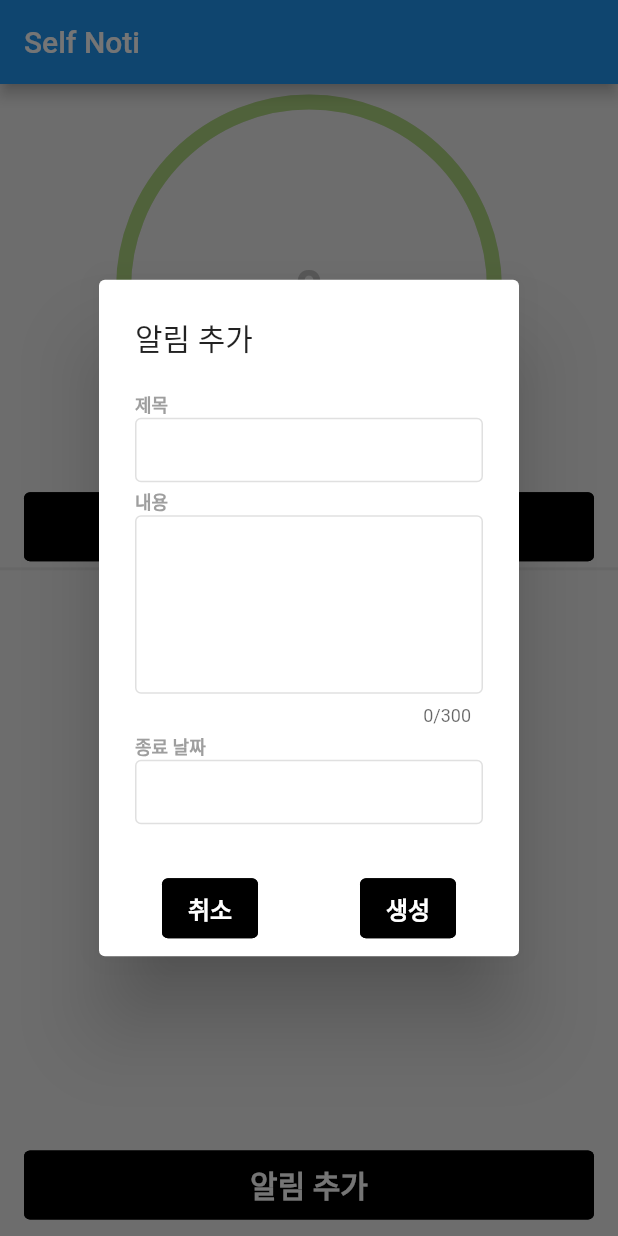
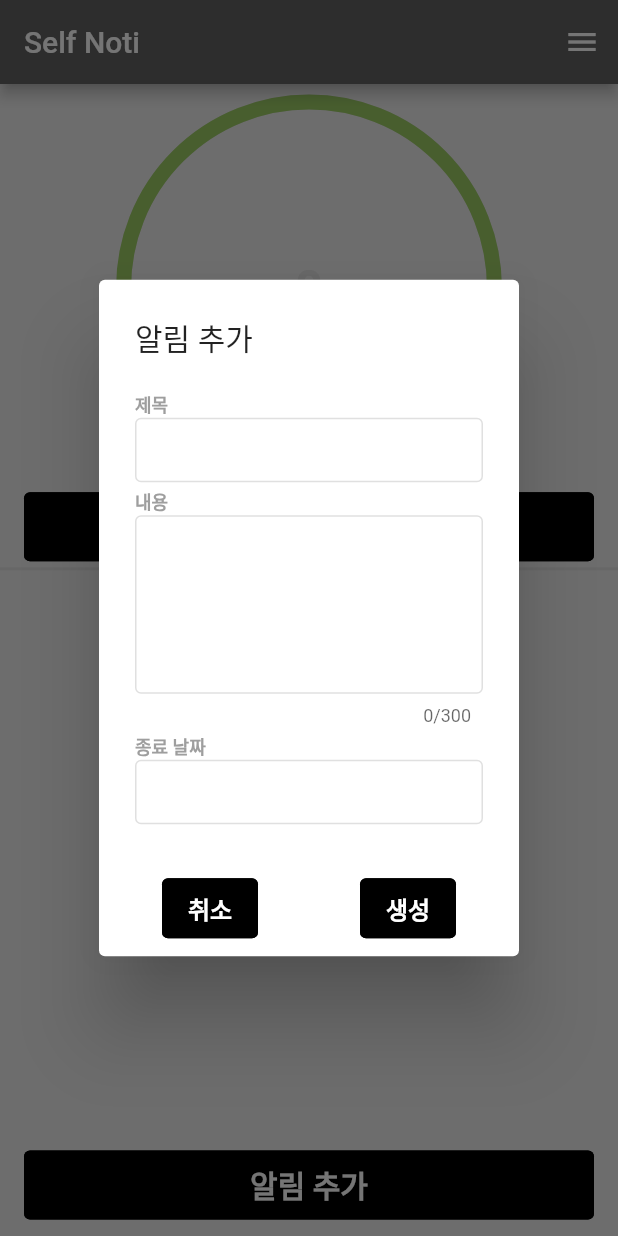
Before and after one commit to Raonshi/self_noti, a Flutter app: the screen it shows after launch, after a tap on "알림 추가", on a phone screen of 412 x 824 dp. Run offline on Flutter 3.47's test engine with Material 2 defaults, Android fonts, the light colour scheme and no system bars; drawn by our look-alikes of circular_countdown_timer; our stand-ins replace freezed_annotation, shared_preferences.

Commit message:
store notification data to local storage

```diff
--- a/lib/data/notification_item/notification_item_model.dart
+++ b/lib/data/notification_item/notification_item_model.dart
@@ -5,16 +5,16 @@ part 'notification_item_model.freezed.dart';
 part 'notification_item_model.g.dart';
 
 @freezed
-class NotificationItem with _$NotificationItem {
-  const factory NotificationItem({
+class NotificationItemModel with _$NotificationItemModel {
+  const factory NotificationItemModel({
     String? uid,
     String? title,
     String? content,
     DateTime? createdAt,
     DateTime? updatedAt,
     DateTime? expiredAt,
-  }) = _NotificationItem;
+  }) = _NotificationItemModel;
 
-  factory NotificationItem.fromJson(Map<String, Object?> json)
-  => _$NotificationItemFromJson(json);
+  factory NotificationItemModel.fromJson(Map<String, Object?> json)
+  => _$NotificationItemModelFromJson(json);
 }
--- a/lib/main.dart
+++ b/lib/main.dart
@@ -1,6 +1,7 @@
 import 'package:flutter/material.dart';
 import 'package:provider/provider.dart';
 import 'package:self_noti/src/home/page.dart';
+import 'package:self_noti/style/styles.dart';
 
 
 void main() {
@@ -13,8 +14,9 @@ class MyApp extends StatelessWidget {
 
   @override
   Widget build(BuildContext context) {
-    return const MaterialApp(
-      home: HomePage(),
+    return MaterialApp(
+      theme: lightTheme,
+      home: const HomePage(),
     );
   }
 }
--- a/lib/src/home/components/timer.dart
+++ b/lib/src/home/components/timer.dart
@@ -22,15 +22,15 @@ class TimerComponent extends StatelessWidget {
             height: MediaQuery.of(context).size.height * 0.3,
             duration: provider.time,
             initialDuration: 0,
-            fillColor: Colors.lightGreen.shade300,
-            ringColor: Colors.grey.shade300,
+            fillColor: Theme.of(context).colorScheme.secondary,
+            ringColor: Theme.of(context).colorScheme.surface,
             strokeWidth: 10.0,
             strokeCap: StrokeCap.round,
             textFormat: getTimerTextFormat(provider.time),
             textStyle: TextStyle(
               fontSize: 32.0,
               fontWeight: FontWeight.w600,
-              color: provider.state == TimerState.counting ? Colors.lightGreen.shade500 : Colors.grey.shade400,
+              color: getTimerTextColor(context, provider.state),
             ),
             isTimerTextShown: true,
             isReverse: true,
@@ -108,6 +108,15 @@ class TimerComponent extends StatelessWidget {
     );
   }
 
+  Color getTimerTextColor(BuildContext context, TimerState state) {
+    switch (state) {
+      case TimerState.counting:
+        return Theme.of(context).colorScheme.secondary;
+      default:
+        return Theme.of(context).colorScheme.surface;
+    }
+  }
+
   String getTimerTextFormat(int time) {
     if (time > 59) return 'mm:SS';
     if (time > 3600) return 'HH:mm:SS';
--- a/lib/src/home/page.dart
+++ b/lib/src/home/page.dart
@@ -18,12 +18,19 @@ class HomePage extends StatelessWidget {
         ChangeNotifierProvider(create: (context) => NotificationProvider()),
       ],
       child: Scaffold(
-        backgroundColor: Colors.grey.shade200,
+        backgroundColor: Theme.of(context).colorScheme.background,
         appBar: AppBar(
           title: Consumer<HomeProvider>(
             builder: (BuildContext context, HomeProvider provider, Widget? child) =>
                 Text(Provider.of<HomeProvider>(context).title),
           ),
+          actions: [
+            IconButton(
+                onPressed: () {
+                  print('App Bar Menu Click!!!!!!!!!');
+                },
+                icon: const Icon(Icons.menu)),
+          ],
         ),
         body: Column(
           children: [
@@ -31,8 +38,12 @@ class HomePage extends StatelessWidget {
               builder: (BuildContext context, TimerProvider provider, Widget? child) =>
                   TimerComponent(provider: provider),
             ),
-             SizedBox(height: 4.0),
-             Divider(thickness: 2.0, color: Colors.grey.shade300, height: 1.0,),
+            const SizedBox(height: 4.0),
+            Divider(
+              thickness: 2.0,
+              color: Theme.of(context).colorScheme.surface,
+              height: 1.0,
+            ),
             Expanded(
               child: Consumer<NotificationProvider>(
                 builder: (BuildContext context, NotificationProvider provider, Widget? child) =>
--- a/lib/src/home/provider/notification_provider.dart
+++ b/lib/src/home/provider/notification_provider.dart
@@ -1,36 +1,50 @@
+import 'dart:convert';
+
 import 'package:flutter/material.dart';
 import 'package:self_noti/data/notification_item/notification_item_model.dart';
+import 'package:shared_preferences/shared_preferences.dart';
 
 class NotificationProvider extends ChangeNotifier {
   String title = 'Self Noti';
-  List<NotificationItem> notiItems = [];
+  List<NotificationItemModel> notiItems = [];
+  late final SharedPreferences localStorage;
 
-  NotificationProvider(){
-    // initNotiItems();
+  NotificationProvider() {
+    initStorage().then((_) => initNotiItems());
   }
 
-  void initNotiItems() {
-    notiItems = List.generate(
-      10,
-      (index) => NotificationItem(
-        title: 'Test_$index',
-        content: 'Super Contents_$index',
-        createdAt: DateTime.now(),
-        updatedAt: DateTime.now(),
-      ),
-    );
+  Future<void> initStorage() async => localStorage = await SharedPreferences.getInstance();
+
+  void initNotiItems() async {
+    if (localStorage.containsKey('notificationItems')) {
+      List<String>? data = localStorage.getStringList('notificationItems');
+      if(data == null){
+        return;
+      }
+      notiItems = data.map((e) {
+        Map<String, dynamic> jsonData = json.decoder.convert(e);
+        return  NotificationItemModel.fromJson(json.decode(e));
+      }).toList();
+    }
     notifyListeners();
   }
 
-  void addNotiItem(NotificationItem item) {
+  void addNotiItem(NotificationItemModel item) {
     item = item.copyWith(createdAt: DateTime.now());
     notiItems.add(item);
+    localStorage.setStringList('notificationItems', convertNotificationItemModelToString());
     notifyListeners();
   }
 
-  void updateNotiItem(NotificationItem item, int index){
+  void updateNotiItem(NotificationItemModel item, int index) {
     item = item.copyWith(updatedAt: DateTime.now());
-    notiItems.replaceRange(index, index+1, [item]);
+    notiItems.replaceRange(index, index + 1, [item]);
+    localStorage.setStringList('notificationItems', convertNotificationItemModelToString());
     notifyListeners();
   }
+
+  List<String> convertNotificationItemModelToString() {
+    List<Map<String, dynamic>> jsonList= notiItems.map((e) => e.toJson()).toList();
+    return jsonList.map((e) => json.encode(e)).toList();
+  }
 }
--- /dev/null
+++ b/lib/src/widgets/empty_widget.dart
@@ -0,0 +1,11 @@
+import 'package:flutter/material.dart';
+import 'package:self_noti/style/styles.dart';
+
+class EmptyWidget extends StatelessWidget {
+  const EmptyWidget({Key? key}) : super(key: key);
+
+  @override
+  Widget build(BuildContext context) {
+    return Center(child: Text('알림이 없습니다', style: guideTextStyle));
+  }
+}
--- a/lib/src/widgets/notification_dialog.dart
+++ b/lib/src/widgets/notification_dialog.dart
@@ -2,9 +2,7 @@ import 'package:flutter/material.dart';
 import 'package:intl/intl.dart';
 import 'package:provider/provider.dart';
 import 'package:self_noti/data/notification_item/notification_item_model.dart';
-import 'package:self_noti/enum.dart';
 import 'package:self_noti/src/home/provider/notification_provider.dart';
-import 'package:self_noti/src/home/provider/timer_provider.dart';
 import 'package:self_noti/style/styles.dart';
 
 class NotificationDialog extends StatelessWidget {
@@ -19,7 +17,7 @@ class NotificationDialog extends StatelessWidget {
       value: provider,
       child: Consumer<NotificationProvider>(
         builder: (BuildContext context, NotificationProvider provider, Widget? child) {
-          NotificationItem notiItem = const NotificationItem();
+          NotificationItemModel notiItem = const NotificationItemModel();
           return AlertDialog(
             title: const Text('알림 추가'),
             content: SingleChildScrollView(
@@ -66,18 +64,20 @@ class NotificationDialog extends StatelessWidget {
                 onPressed: () {
                   Navigator.of(context).pop();
                 },
-                  child: Text('취소', style: buttonTextStyle.copyWith(fontSize: 16.0))),
+                child: Text('취소', style: buttonTextStyle.copyWith(fontSize: 16.0)),
+              ),
               ElevatedButton(
                 style: mainButtonStyleForm,
                 onPressed: () {
-                    if(index == null){
+                  if (index == null) {
                     provider.addNotiItem(notiItem);
-                    }else{
+                  } else {
                     provider.updateNotiItem(notiItem, index!);
                   }
                   Navigator.of(context).pop();
                 },
-                  child: Text('생성', style: buttonTextStyle.copyWith(fontSize: 16.0))),
+                child: Text(index == null ? '생성' : '수정', style: buttonTextStyle.copyWith(fontSize: 16.0)),
+              ),
             ],
             actionsAlignment: MainAxisAlignment.spaceAround,
           );
@@ -111,10 +111,9 @@ class _NotificationInputField extends StatefulWidget {
 }
 
 class _NotificationInputFieldState extends State<_NotificationInputField> {
-
   @override
   void initState() {
-    if(widget.initialValue != null){
+    if (widget.initialValue != null) {
       widget.textEditingController.text = widget.initialValue!;
     }
     super.initState();
@@ -178,7 +177,7 @@ class _NotificationInputDateFieldState extends State<_NotificationDateInputField
 
   @override
   void initState() {
-    if(widget.initialValue != null){
+    if (widget.initialValue != null) {
       widget.textEditingController.text = DateFormat('yyyy년 MM월 dd일').format(widget.initialValue!);
     }
     super.initState();
--- a/lib/style/styles.dart
+++ b/lib/style/styles.dart
@@ -26,3 +26,33 @@ TextStyle get titleSmallStyle => const TextStyle(
       fontSize: 16.0,
       fontWeight: FontWeight.w600,
     );
+
+
+TextStyle get guideTextStyle => TextStyle(
+  fontSize: 16.0,
+  fontWeight: FontWeight.w400,
+  color: Colors.grey.shade400,
+);
+
+ThemeData get lightTheme => ThemeData(
+      colorScheme: ColorScheme(
+        brightness: Brightness.light,
+        primary: Colors.black,
+        onPrimary: Colors.white,
+        secondary: Colors.lightGreen.shade400,
+        onSecondary: Colors.black,
+        error: Colors.red.shade300,
+        onError: Colors.white,
+        background: Colors.grey.shade200,
+        onBackground: Colors.black,
+        surface: Colors.grey.shade300,
+        onSurface: Colors.black,
+        primaryContainer: Colors.grey.shade50,
+        onPrimaryContainer: Colors.black,
+        secondaryContainer: Colors.grey.shade100,
+        onSecondaryContainer: Colors.black,
+      ),
+      appBarTheme: AppBarTheme(
+        backgroundColor: Colors.grey.shade700,
+      ),
+    );
--- a/pubspec.yaml
+++ b/pubspec.yaml
@@ -40,9 +40,9 @@ dependencies:
   freezed_annotation: 2.2.0
   json_serializable: 6.5.1
   circular_countdown_timer: 0.2.2
-  awesome_notifications: 0.7.2
   shared_preferences: 2.0.15
   intl: 0.17.0
+  flutter_local_notifications: 12.0.2
 
 dev_dependencies:
   flutter_test:
```
Also changed, not shown: lib/src/home/components/notification_list.dart (+9 -4 lines), lib/data/notification_item/notification_item_model.freezed.dart, lib/data/notification_item/notification_item_model.g.dart, pubspec.lock, 1 other file. Lines whose indentation alone changed are shown as unchanged.
